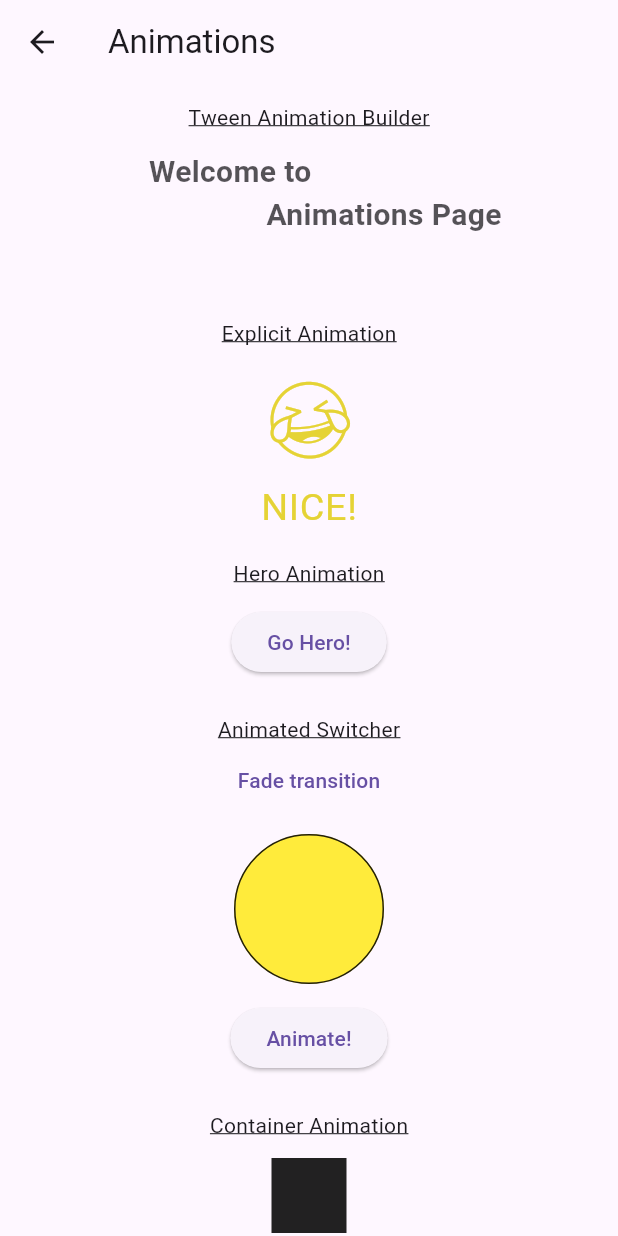
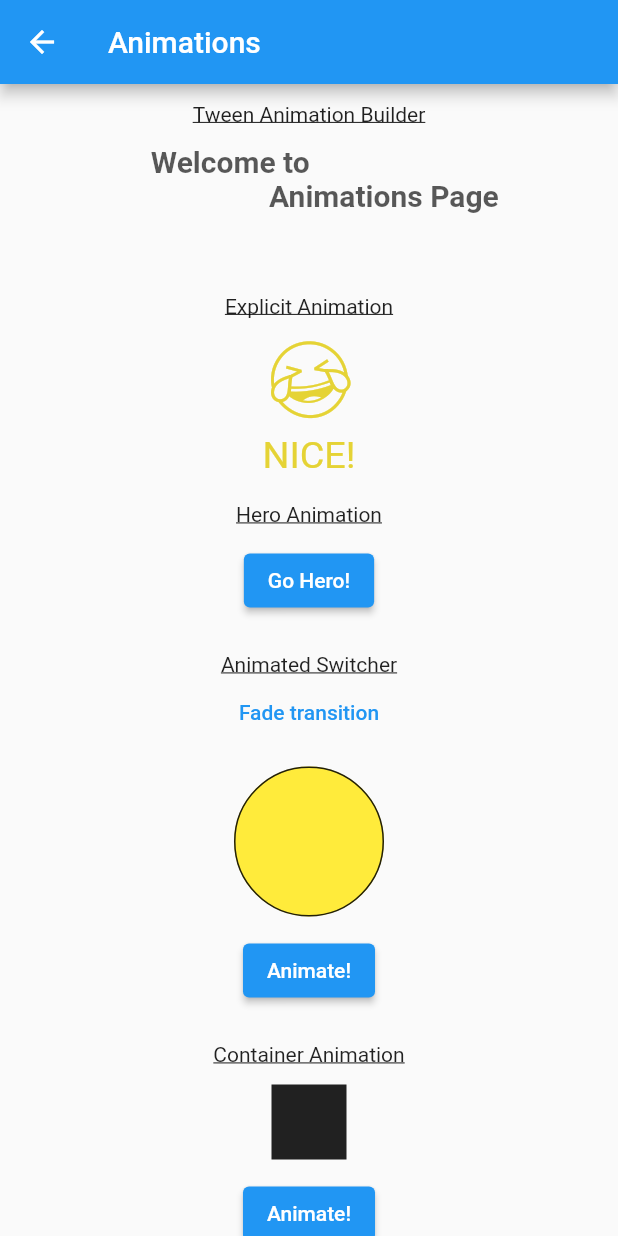
Before and after one commit to geronimol/flutter_examples, a Flutter app: the screen it shows after launch, after a tap on "Animations", on a phone screen of 412 x 824 dp. Run offline on Flutter 3.47's test engine with Material 3 defaults, Android fonts, the phone set to English and light mode, and no system bars; our stand-ins replace carousel_slider, email_validator, flutter_form_builder, form_builder_validators, google_fonts, google_maps_flutter and 2 more; network calls fail.

Commit message:
dart SDK migration, deprecation warnings & dependency updates

```diff
--- a/lib/main.dart
+++ b/lib/main.dart
@@ -15,7 +15,7 @@ void main() {
 }
 
 class MyApp extends StatelessWidget {
-  const MyApp({Key? key}) : super(key: key);
+  const MyApp({super.key});
 
   @override
   Widget build(BuildContext context) {
@@ -32,6 +32,7 @@ class MyApp extends StatelessWidget {
       ],
       title: 'My Flutter Examples',
       theme: ThemeData(
+        useMaterial3: false,
         primarySwatch: Colors.blue,
       ),
       initialRoute: '/',
--- a/lib/screens/animations_screen.dart
+++ b/lib/screens/animations_screen.dart
@@ -6,7 +6,7 @@ import '../widgets/explicit_animation_widget.dart';
 import 'hero_animation_screen.dart';
 
 class AnimationsScreen extends StatelessWidget {
-  const AnimationsScreen({Key? key}) : super(key: key);
+  const AnimationsScreen({super.key});
 
   @override
   Widget build(BuildContext context) {
@@ -22,7 +22,7 @@ class AnimationsScreen extends StatelessWidget {
 }
 
 class AnimationsWidget extends StatelessWidget {
-  const AnimationsWidget({Key? key}) : super(key: key);
+  const AnimationsWidget({super.key});
 
   @override
   Widget build(BuildContext context) {
@@ -65,7 +65,7 @@ class AnimationsWidget extends StatelessWidget {
 }
 
 class AnimatedPositionedWidget extends StatefulWidget {
-  const AnimatedPositionedWidget({Key? key}) : super(key: key);
+  const AnimatedPositionedWidget({super.key});
 
   @override
   State<AnimatedPositionedWidget> createState() => _AnimatedPositionedWidgetState();
@@ -128,7 +128,7 @@ class _AnimatedPositionedWidgetState extends State<AnimatedPositionedWidget> {
 }
 
 class TweenAnimationWidget extends StatefulWidget {
-  const TweenAnimationWidget({Key? key}) : super(key: key);
+  const TweenAnimationWidget({super.key});
 
   @override
   State<TweenAnimationWidget> createState() => _TweenAnimationWidgetState();
@@ -193,7 +193,7 @@ class _TweenAnimationWidgetState extends State<TweenAnimationWidget> {
 }
 
 class AnimatedSwitcherWidget extends StatefulWidget {
-  const AnimatedSwitcherWidget({Key? key}) : super(key: key);
+  const AnimatedSwitcherWidget({super.key});
 
   @override
   State<AnimatedSwitcherWidget> createState() => _AnimatedSwitcherWidgetState();
@@ -269,7 +269,7 @@ class _AnimatedSwitcherWidgetState extends State<AnimatedSwitcherWidget> {
 }
 
 class ContainerAnimationWidget extends StatefulWidget {
-  const ContainerAnimationWidget({Key? key}) : super(key: key);
+  const ContainerAnimationWidget({super.key});
 
   @override
   State<ContainerAnimationWidget> createState() => _ContainerAnimationWidgetState();
@@ -322,7 +322,7 @@ class _ContainerAnimationWidgetState extends State<ContainerAnimationWidget> {
 }
 
 class DefaultTextStyleAnimationWidget extends StatefulWidget {
-  const DefaultTextStyleAnimationWidget({Key? key}) : super(key: key);
+  const DefaultTextStyleAnimationWidget({super.key});
 
   @override
   State<DefaultTextStyleAnimationWidget> createState() => _DefaultTextStyleAnimationWidgetState();
--- a/lib/screens/carousel_slider_screen.dart
+++ b/lib/screens/carousel_slider_screen.dart
@@ -3,7 +3,7 @@ import 'package:carousel_slider/carousel_slider.dart';
 import '../constants.dart';
 
 class CarouselSliderScreen extends StatelessWidget {
-  const CarouselSliderScreen({Key? key}) : super(key: key);
+  const CarouselSliderScreen({super.key});
 
   @override
   Widget build(BuildContext context) {
@@ -18,7 +18,7 @@ class CarouselSliderScreen extends StatelessWidget {
 
 
 class CustomCarousel extends StatefulWidget {
-  const CustomCarousel({Key? key}) : super(key: key);
+  const CustomCarousel({super.key});
 
   @override
   State<CustomCarousel> createState() => _CustomCarouselState();
--- a/lib/screens/common_form_screen.dart
+++ b/lib/screens/common_form_screen.dart
@@ -5,7 +5,7 @@ import 'package:flutter_examples/widgets/password_form_field.dart';
 import '../constants.dart';
 
 class CommonFormScreen extends StatelessWidget {
-  const CommonFormScreen({Key? key}) : super(key: key);
+  const CommonFormScreen({super.key});
 
   @override
   Widget build(BuildContext context) {
@@ -26,7 +26,7 @@ class CommonFormScreen extends StatelessWidget {
 }
 
 class CommonForm extends StatefulWidget {
-  const CommonForm({Key? key}) : super(key: key);
+  const CommonForm({super.key});
 
   @override
   State<CommonForm> createState() => _CommonFormState();
--- a/lib/screens/countdown_to_date_screen.dart
+++ b/lib/screens/countdown_to_date_screen.dart
@@ -8,7 +8,7 @@ import '../constants.dart';
 import '../utils/masked_date_formatter.dart';
 
 class CountdownToDateScreen extends StatefulWidget {
-  const CountdownToDateScreen({Key? key}) : super(key: key);
+  const CountdownToDateScreen({super.key});
 
   @override
   State<CountdownToDateScreen> createState() => _CountdownToDateScreenState();
--- a/lib/screens/datatable_screen.dart
+++ b/lib/screens/datatable_screen.dart
@@ -4,7 +4,7 @@ import '../models/champion_player.dart';
 
 
 class DataTableScreen extends StatelessWidget {
-  const DataTableScreen({Key? key}) : super(key: key);
+  const DataTableScreen({super.key});
 
   @override
   Widget build(BuildContext context) {
@@ -25,7 +25,7 @@ class DataTableScreen extends StatelessWidget {
 }
 
 class DataTableWidget extends StatefulWidget {
-  const DataTableWidget({Key? key}) : super(key: key);
+  const DataTableWidget({super.key});
 
   @override
   State<DataTableWidget> createState() => _DataTableWidgetState();
@@ -106,7 +106,7 @@ class _DataTableWidgetState extends State<DataTableWidget> {
               sortColumnIndex: sortColumnIndex,
               sortAscending: sortAscending,
               columnSpacing: size.width > 350 ? null : 20,
-              dataRowHeight: size.width > 350 ? null : 80,
+              dataRowMaxHeight: size.width > 350 ? null : 80,
               columns: <DataColumn>[
                 DataColumn(
                   onSort: (columnIndex, ascending) {
--- a/lib/screens/fetch_json_data_screen.dart
+++ b/lib/screens/fetch_json_data_screen.dart
@@ -5,7 +5,7 @@
 import '../models/album.dart';
 
 class FetchJsonDataScreen extends StatelessWidget {
-  const FetchJsonDataScreen({Key? key}) : super(key: key);
+  const FetchJsonDataScreen({super.key});
 
   @override
   Widget build(BuildContext context) {
@@ -36,7 +36,7 @@
 }
 
 class FetchJsonDataWidget extends StatefulWidget {
-  const FetchJsonDataWidget({Key? key}) : super(key: key);
+  const FetchJsonDataWidget({super.key});
 
   @override
   State<FetchJsonDataWidget> createState() => _FetchJsonDataWidgetState();
--- a/lib/screens/form_builder_screen.dart
+++ b/lib/screens/form_builder_screen.dart
@@ -5,7 +5,7 @@ import 'package:form_builder_validators/form_builder_validators.dart';
 import 'package:intl/intl.dart';
 
 class FormBuilderScreen extends StatelessWidget {
-  const FormBuilderScreen({Key? key}) : super(key: key);
+  const FormBuilderScreen({super.key});
 
   @override
   Widget build(BuildContext context) {
@@ -30,7 +30,7 @@ class FormBuilderScreen extends StatelessWidget {
 
 
 class FormBuilderExample extends StatefulWidget {
-  const FormBuilderExample({Key? key}) : super(key: key);
+  const FormBuilderExample({super.key});
 
   @override
   State<FormBuilderExample> createState() => _FormBuilderExampleState();
--- a/lib/screens/hero_animation_screen.dart
+++ b/lib/screens/hero_animation_screen.dart
@@ -3,7 +3,7 @@ import '../constants.dart';
 import '../widgets/explicit_animation_widget.dart';
 
 class HeroAnimationScreen extends StatelessWidget {
-  const HeroAnimationScreen({Key? key}) : super(key: key);
+  const HeroAnimationScreen({super.key});
 
   @override
   Widget build(BuildContext context) {
--- a/lib/screens/home_screen.dart
+++ b/lib/screens/home_screen.dart
@@ -17,7 +17,7 @@ import 'slivers_screen.dart';
 import 'tabbar_screen.dart';
 
 class HomeScreen extends StatelessWidget {
-  const HomeScreen({Key? key}) : super(key: key);
+  const HomeScreen({super.key});
 
   @override
   Widget build(BuildContext context) {
@@ -88,7 +88,7 @@ class HomeScreen extends StatelessWidget {
                   const SizedBox(height: kDefaultPadding,),
                   ElevatedButton(
                     onPressed: () => Navigator.of(context).push(MaterialPageRoute(builder: (_) => const FetchJsonDataScreen())),
-                    child: const Text('Fetch Json Data'),
+                    child: const Text('Fetch JSON Data'),
                   ),
                   const SizedBox(height: kDefaultPadding,),
                   ElevatedButton(
--- a/lib/screens/slivers_screen.dart
+++ b/lib/screens/slivers_screen.dart
@@ -2,7 +2,7 @@ import 'package:flutter/material.dart';
 import '../constants.dart';
 
 class SliversScreen extends StatelessWidget {
-  const SliversScreen({Key? key}) : super(key: key);
+  const SliversScreen({super.key});
 
   @override
   Widget build(BuildContext context) {
--- a/lib/widgets/countdown_ticker_card.dart
+++ b/lib/widgets/countdown_ticker_card.dart
@@ -2,7 +2,7 @@ import 'dart:async';
 import 'package:flutter/material.dart';
 
 class CountdownTickerCard extends StatefulWidget {
-  const CountdownTickerCard({Key? key, required this.date}) : super(key: key);
+  const CountdownTickerCard({super.key, required this.date});
 
   final DateTime date;
 
--- a/lib/widgets/explicit_animation_widget.dart
+++ b/lib/widgets/explicit_animation_widget.dart
@@ -2,7 +2,7 @@ import 'package:flutter/material.dart';
 import '../constants.dart';
 
 class ExplicitAnimationWidget extends StatefulWidget {
-  const ExplicitAnimationWidget({Key? key,}) : super(key: key);
+  const ExplicitAnimationWidget({super.key,});
 
   @override
   State<ExplicitAnimationWidget> createState() => _ExplicitAnimationWidgetState();
--- a/lib/widgets/name_form_field.dart
+++ b/lib/widgets/name_form_field.dart
@@ -2,7 +2,7 @@ import 'package:flutter/material.dart';
 import 'package:flutter/services.dart';
 
 class NameFormField extends StatelessWidget {
-  const NameFormField({Key? key, required this.controller, required this.label, required this.errorMessage, required this.autofillHints}) : super(key: key);
+  const NameFormField({super.key, required this.controller, required this.label, required this.errorMessage, required this.autofillHints});
 
   final TextEditingController controller;
   final List<String> autofillHints;
--- a/lib/widgets/password_form_field.dart
+++ b/lib/widgets/password_form_field.dart
@@ -1,7 +1,7 @@
 import 'package:flutter/material.dart';
 
 class PasswordFormField extends StatefulWidget {
-  const PasswordFormField({Key? key, required this.controllerPassword}) : super(key: key);
+  const PasswordFormField({super.key, required this.controllerPassword});
 
   final TextEditingController controllerPassword;
 
```
Also changed, not shown: lib/screens/admob_screen.dart (+6 -4 lines), lib/screens/google_maps_screen.dart (+5 -5 lines), lib/screens/tabbar_screen.dart (+8 -8 lines), lib/widgets/card_widget.dart (+4 -4 lines), pubspec.yaml (+11 -9 lines), pubspec.lock, 1 other file.
